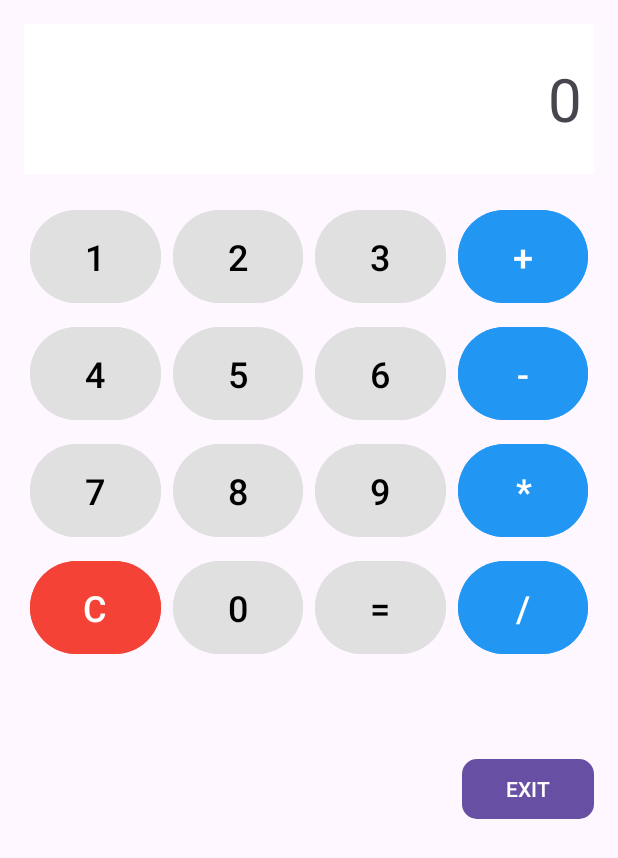
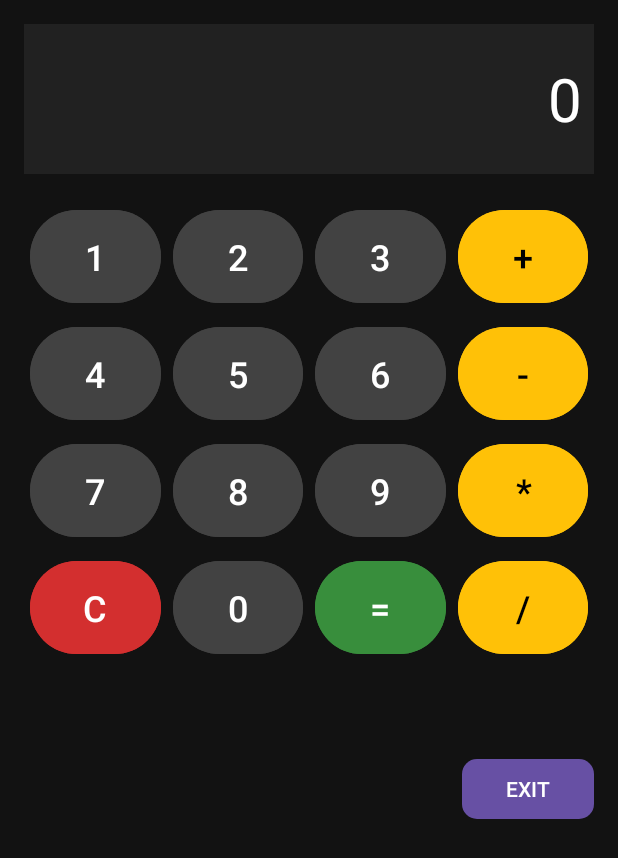
Before and after one commit to ganiaalma/calculator, an Android app: the CalculatorActivity screen opened directly, with no data from a screen before it, on a phone screen of 412 x 824 dp. Shown: the top 858 px of the screen. Run offline under Robolectric (Android 15) with nearby library versions, the phone set to English and light mode, and no system bars.

Commit message:
update: calculator style

```diff
--- a/app/src/main/res/layout/activity_calculator.xml
+++ b/app/src/main/res/layout/activity_calculator.xml
@@ -6,17 +6,19 @@
     android:layout_width="match_parent"
     android:layout_height="match_parent"
     android:padding="16dp"
+    android:background="#121212"
     tools:context=".CalculatorActivity">
 
     <TextView
         android:id="@+id/tvResult"
         android:layout_width="0dp"
         android:layout_height="100dp"
-        android:background="#FFFFFF"
+        android:background="#212121"
         android:gravity="end|center_vertical"
         android:padding="8dp"
         android:text="0"
         android:textSize="40sp"
+        android:textColor="#FFFFFF"
         app:layout_constraintEnd_toEndOf="parent"
         app:layout_constraintStart_toStartOf="parent"
         app:layout_constraintTop_toTopOf="parent" />
@@ -32,210 +34,183 @@
         app:layout_constraintStart_toStartOf="parent"
         app:layout_constraintTop_toBottomOf="@id/tvResult">
 
+        <!-- Tombol Angka -->
         <Button
             android:id="@+id/btn1"
             android:layout_width="0dp"
             android:layout_height="70dp"
-            android:layout_row="0"
-            android:layout_column="0"
-            android:layout_columnWeight="1"
             android:layout_margin="4dp"
-            android:backgroundTint="#E0E0E0"
+            android:backgroundTint="#424242"
             android:text="1"
-            android:textColor="#000000"
-            android:textSize="24sp" />
+            android:textColor="#FFFFFF"
+            android:textSize="24sp"
+            android:layout_columnWeight="1" />
 
         <Button
             android:id="@+id/btn2"
             android:layout_width="0dp"
             android:layout_height="70dp"
-            android:layout_row="0"
-            android:layout_column="1"
-            android:layout_columnWeight="1"
             android:layout_margin="4dp"
-            android:backgroundTint="#E0E0E0"
+            android:backgroundTint="#424242"
             android:text="2"
-            android:textColor="#000000"
-            android:textSize="24sp" />
+            android:textColor="#FFFFFF"
+            android:textSize="24sp"
+            android:layout_columnWeight="1" />
 
         <Button
             android:id="@+id/btn3"
             android:layout_width="0dp"
             android:layout_height="70dp"
-            android:layout_row="0"
-            android:layout_column="2"
-            android:layout_columnWeight="1"
             android:layout_margin="4dp"
-            android:backgroundTint="#E0E0E0"
+            android:backgroundTint="#424242"
             android:text="3"
-            android:textColor="#000000"
-            android:textSize="24sp" />
+            android:textColor="#FFFFFF"
+            android:textSize="24sp"
+            android:layout_columnWeight="1" />
 
+        <!-- Tombol Operator -->
         <Button
             android:id="@+id/btnPlus"
             android:layout_width="0dp"
             android:layout_height="70dp"
-            android:layout_row="0"
-            android:layout_column="3"
-            android:layout_columnWeight="1"
             android:layout_margin="4dp"
-
+            android:backgroundTint="#FFC107"
+            android:text="+"
+            android:textColor="#000000"
             android:textSize="24sp"
-
-            android:backgroundTint="#2196F3"
-            android:text="+" />
+            android:layout_columnWeight="1" />
 
         <Button
             android:id="@+id/btn4"
             android:layout_width="0dp"
             android:layout_height="70dp"
-            android:layout_row="1"
-            android:layout_column="0"
-            android:layout_columnWeight="1"
             android:layout_margin="4dp"
-            android:backgroundTint="#E0E0E0"
+            android:backgroundTint="#424242"
             android:text="4"
-            android:textColor="#000000"
-            android:textSize="24sp" />
+            android:textColor="#FFFFFF"
+            android:textSize="24sp"
+            android:layout_columnWeight="1" />
 
         <Button
             android:id="@+id/btn5"
             android:layout_width="0dp"
             android:layout_height="70dp"
-            android:layout_row="1"
-            android:layout_column="1"
-            android:layout_columnWeight="1"
             android:layout_margin="4dp"
-            android:backgroundTint="#E0E0E0"
+            android:backgroundTint="#424242"
             android:text="5"
-            android:textColor="#000000"
-            android:textSize="24sp" />
+            android:textColor="#FFFFFF"
+            android:textSize="24sp"
+            android:layout_columnWeight="1" />
 
         <Button
             android:id="@+id/btn6"
             android:layout_width="0dp"
             android:layout_height="70dp"
-            android:layout_row="1"
-            android:layout_column="2"
-            android:layout_columnWeight="1"
             android:layout_margin="4dp"
-            android:backgroundTint="#E0E0E0"
+            android:backgroundTint="#424242"
             android:text="6"
-            android:textColor="#000000"
-            android:textSize="24sp" />
+            android:textColor="#FFFFFF"
+            android:textSize="24sp"
+            android:layout_columnWeight="1" />
 
         <Button
             android:id="@+id/btnMinus"
             android:layout_width="0dp"
             android:layout_height="70dp"
-            android:layout_row="1"
-            android:layout_column="3"
-            android:layout_columnWeight="1"
             android:layout_margin="4dp"
-            android:backgroundTint="#2196F3"
+            android:backgroundTint="#FFC107"
             android:text="-"
-            android:textSize="24sp" />
+            android:textColor="#000000"
+            android:textSize="24sp"
+            android:layout_columnWeight="1" />
 
         <Button
             android:id="@+id/btn7"
             android:layout_width="0dp"
             android:layout_height="70dp"
-            android:layout_row="2"
-            android:layout_column="0"
-            android:layout_columnWeight="1"
             android:layout_margin="4dp"
-            android:backgroundTint="#E0E0E0"
+            android:backgroundTint="#424242"
             android:text="7"
-            android:textColor="#000000"
-            android:textSize="24sp" />
+            android:textColor="#FFFFFF"
+            android:textSize="24sp"
+            android:layout_columnWeight="1" />
 
         <Button
             android:id="@+id/btn8"
             android:layout_width="0dp"
             android:layout_height="70dp"
-            android:layout_row="2"
-            android:layout_column="1"
-            android:layout_columnWeight="1"
             android:layout_margin="4dp"
-            android:backgroundTint="#E0E0E0"
+            android:backgroundTint="#424242"
             android:text="8"
-            android:textColor="#000000"
-            android:textSize="24sp" />
+            android:textColor="#FFFFFF"
+            android:textSize="24sp"
+            android:layout_columnWeight="1" />
 
         <Button
             android:id="@+id/btn9"
             android:layout_width="0dp"
             android:layout_height="70dp"
-            android:layout_row="2"
-            android:layout_column="2"
-            android:layout_columnWeight="1"
             android:layout_margin="4dp"
-            android:backgroundTint="#E0E0E0"
+            android:backgroundTint="#424242"
             android:text="9"
-            android:textColor="#000000"
-            android:textSize="24sp" />
+            android:textColor="#FFFFFF"
+            android:textSize="24sp"
+            android:layout_columnWeight="1" />
 
         <Button
             android:id="@+id/btnMultiply"
             android:layout_width="0dp"
             android:layout_height="70dp"
-            android:layout_row="2"
-            android:layout_column="3"
-            android:layout_columnWeight="1"
             android:layout_margin="4dp"
-            android:backgroundTint="#2196F3"
+            android:backgroundTint="#FFC107"
             android:text="*"
-            android:textSize="24sp" />
+            android:textColor="#000000"
+            android:textSize="24sp"
+            android:layout_columnWeight="1" />
 
         <Button
             android:id="@+id/btnClear"
             android:layout_width="0dp"
             android:layout_height="70dp"
-            android:layout_row="3"
-            android:layout_column="0"
-            android:layout_columnWeight="1"
             android:layout_margin="4dp"
-            android:backgroundTint="#F44336"
+            android:backgroundTint="#D32F2F"
             android:text="C"
-            android:textSize="24sp" />
+            android:textColor="#FFFFFF"
+            android:textSize="24sp"
+            android:layout_columnWeight="1" />
 
         <Button
             android:id="@+id/btn0"
             android:layout_width="0dp"
             android:layout_height="70dp"
-            android:layout_row="3"
-            android:layout_column="1"
-            android:layout_columnWeight="1"
             android:layout_margin="4dp"
-            android:backgroundTint="#E0E0E0"
+            android:backgroundTint="#424242"
             android:text="0"
-            android:textColor="#000000"
-            android:textSize="24sp" />
+            android:textColor="#FFFFFF"
+            android:textSize="24sp"
+            android:layout_columnWeight="1" />
 
         <Button
             android:id="@+id/btnEquals"
             android:layout_width="0dp"
             android:layout_height="70dp"
-            android:layout_row="3"
-            android:layout_column="2"
-            android:layout_columnWeight="1"
             android:layout_margin="4dp"
-            android:backgroundTint="#E0E0E0"
+            android:backgroundTint="#388E3C"
             android:text="="
-            android:textColor="#000000"
-            android:textSize="24sp" />
+            android:textColor="#FFFFFF"
+            android:textSize="24sp"
+            android:layout_columnWeight="1" />
 
         <Button
             android:id="@+id/btnDivide"
             android:layout_width="0dp"
             android:layout_height="70dp"
-            android:layout_row="3"
-            android:layout_column="3"
-            android:layout_columnWeight="1"
             android:layout_margin="4dp"
-            android:backgroundTint="#2196F3"
+            android:backgroundTint="#FFC107"
             android:text="/"
-            android:textSize="24sp" />
+            android:textColor="#000000"
+            android:textSize="24sp"
+            android:layout_columnWeight="1" />
 
     </GridLayout>
 
--- a/app/src/main/res/layout/activity_login.xml
+++ b/app/src/main/res/layout/activity_login.xml
@@ -2,33 +2,34 @@
 <androidx.constraintlayout.widget.ConstraintLayout xmlns:android="http://schemas.android.com/apk/res/android"
     xmlns:app="http://schemas.android.com/apk/res-auto"
     xmlns:tools="http://schemas.android.com/tools"
-    android:id="@+id/main"
     android:layout_width="match_parent"
     android:layout_height="match_parent"
     tools:context=".LoginActivity"
-    android:padding="24dp"
+    android:padding="32dp"
     android:background="@color/white">
 
     <ImageView
         android:id="@+id/logoImage"
-        android:layout_width="120dp"
-        android:layout_height="120dp"
+        android:layout_width="140dp"
+        android:layout_height="140dp"
         android:src="@drawable/user_logo"
-        android:layout_marginBottom="20dp"
-        android:scaleType="fitCenter"
+        android:layout_marginBottom="24dp"
+        android:scaleType="centerCrop"
         app:layout_constraintTop_toTopOf="parent"
         app:layout_constraintStart_toStartOf="parent"
         app:layout_constraintEnd_toEndOf="parent" />
 
     <com.google.android.material.textfield.TextInputLayout
         android:id="@+id/usernameInputLayout"
+        style="@style/Widget.MaterialComponents.TextInputLayout.OutlinedBox"
         android:layout_width="match_parent"
         android:layout_height="wrap_content"
         android:hint="Username"
         app:endIconMode="clear_text"
         app:layout_constraintTop_toBottomOf="@id/logoImage"
         app:layout_constraintStart_toStartOf="parent"
-        app:layout_constraintEnd_toEndOf="parent">
+        app:layout_constraintEnd_toEndOf="parent"
+        android:layout_marginTop="16dp">
 
         <com.google.android.material.textfield.TextInputEditText
             android:id="@+id/usernameEditText"
@@ -40,6 +41,7 @@
 
     <com.google.android.material.textfield.TextInputLayout
         android:id="@+id/passwordInputLayout"
+        style="@style/Widget.MaterialComponents.TextInputLayout.OutlinedBox"
         android:layout_width="match_parent"
         android:layout_height="wrap_content"
         android:hint="Password"
@@ -59,15 +61,18 @@
 
     <com.google.android.material.button.MaterialButton
         android:id="@+id/loginButton"
+        style="@style/Widget.MaterialComponents.Button"
         android:layout_width="match_parent"
         android:layout_height="wrap_content"
         android:text="Login"
-        app:cornerRadius="12dp"
-        android:layout_marginTop="20dp"
+        android:layout_marginTop="24dp"
+        app:cornerRadius="16dp"
+        app:iconGravity="textStart"
+        android:backgroundTint="?attr/colorPrimary"
+        android:textColor="@color/white"
+        app:rippleColor="@android:color/darker_gray"
         app:layout_constraintTop_toBottomOf="@id/passwordInputLayout"
         app:layout_constraintStart_toStartOf="parent"
-        app:layout_constraintEnd_toEndOf="parent"
-        android:backgroundTint="?attr/colorPrimary"
-        android:textColor="@color/white" />
+        app:layout_constraintEnd_toEndOf="parent" />
 
 </androidx.constraintlayout.widget.ConstraintLayout>
```
